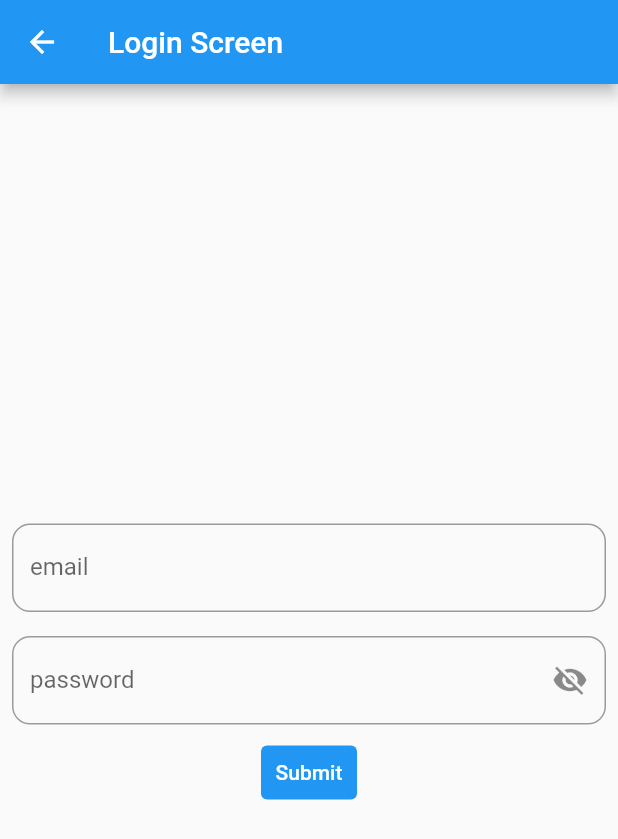
After one commit to SwapnaAmaraneni/flutter_practice, a Flutter app: the screen it shows after launch, after a tap on the "add" icon, on a phone screen of 412 x 824 dp. The commit adds this screen. Shown: the top 839 px of the screen. Run offline on Flutter 3.47's test engine with Material 2 defaults, Android fonts, the phone set to English and light mode, and no system bars.

Commit message:
add dynamic list using callbacks

```diff
--- /dev/null
+++ b/lib/AddDetailsScreen.dart
@@ -0,0 +1,122 @@
+import 'package:flutter/material.dart';
+
+class UserDetails {
+  String? email;
+  String? password;
+
+  UserDetails({this.email, this.password});
+}
+
+class AddDetailsScreen extends StatefulWidget {
+  const AddDetailsScreen({Key? key}) : super(key: key);
+
+  @override
+  Details createState() => Details();
+}
+
+class Details extends State<AddDetailsScreen> {
+  TextEditingController emailController = TextEditingController();
+  TextEditingController passwordController = TextEditingController();
+
+  final _formKey = GlobalKey<FormState>();
+  bool _isPasswordVisible = false;
+
+  @override
+  Widget build(BuildContext context) {
+    return Scaffold(
+       appBar: AppBar(title: Text("Login Screen")),
+      body: Form(
+        key: _formKey,
+        child: Column(
+          mainAxisAlignment: MainAxisAlignment.center,
+          children: [
+            //email
+            Padding(
+              padding: const EdgeInsets.all(8.0),
+              child: TextFormField(
+                  decoration: const InputDecoration(
+                      border: OutlineInputBorder(
+                        borderRadius: BorderRadius.all(Radius.circular(12)),
+                        borderSide: BorderSide(color: Colors.black),
+                      ),
+                      labelText: 'email'),
+                  controller: emailController,
+                  validator: (value) {
+                    final v = value ?? "";
+                    if (v.isEmpty) {
+                      //value!.isEmpty
+                      return "Please Enter Email";
+                    } else if (!isValidEmail(v)) {
+                      return "Please Enter Valid Email Address";
+                    }
+                    return null;
+                  }),
+            ),
+
+            //password
+            Padding(
+              padding: const EdgeInsets.all(8.0),
+              child: TextFormField(
+                  obscureText: !_isPasswordVisible,
+                  decoration: InputDecoration(
+                      suffixIcon: GestureDetector(
+                        onTap: () {
+                          setState(() {
+                            _isPasswordVisible = !_isPasswordVisible;
+                          });
+                        },
+                        child: Icon(_isPasswordVisible == true
+                            ? Icons.visibility
+                            : Icons.visibility_off),
+                      ),
+                      border: const OutlineInputBorder(
+                        borderRadius: BorderRadius.all(Radius.circular(12)),
+                        borderSide: BorderSide(color: Colors.black),
+                      ),
+                      labelText: 'password'),
+                  controller: passwordController,
+                  validator: (value) {
+                    if (value!.isEmpty) {
+                      return "Please Enter Password";
+                    } else if (!isValidPassword(value)) {
+                      return "Please Enter Valid Password";
+                    }
+                    return null;
+                  }),
+            ),
+            TextButton(
+                onPressed: () {
+                  if (_formKey.currentState!.validate()) {
+                    Navigator.pop(
+                      context,
+                      UserDetails(
+                          email: emailController.text,
+                          password: passwordController.text),
+                    );
+
+                  }
+                },
+                child: const Text("Submit",
+                style: TextStyle(
+                  color: Colors.white,
+                ),
+
+                ),
+                style: ButtonStyle(backgroundColor: MaterialStateProperty.all(Colors.blue)),
+                ),
+          ],
+        ),
+      ),
+    );
+  }
+
+  bool isValidEmail(String email) {
+    return RegExp(r'^[\w-\.]+@([\w-]+\.)+[\w-]{2,4}$').hasMatch(email);
+  }
+
+  bool isValidPassword(String password) {
+    return RegExp(
+            r'^(?=.*?[A-Z])(?=.*?[a-z])(?=.*?[0-9])(?=.*?[!@#\$&*~]).{8,}$')
+        .hasMatch(password);
+  }
+}
--- /dev/null
+++ b/lib/list_main_screen.dart
@@ -0,0 +1,80 @@
+import 'package:flutter/cupertino.dart';
+import 'package:flutter/material.dart';
+
+import 'AddDetailsScreen.dart';
+import 'list_items.dart';
+
+void main() {
+  runApp(MaterialApp(
+    home: ListMainScreen(),
+  ));
+}
+class ListMainScreen extends StatefulWidget {
+  const ListMainScreen({super.key});
+
+  @override
+  State<ListMainScreen> createState() => ListMainScreenState();
+}
+class ListMainScreenState extends State<ListMainScreen> {
+
+//empty list
+  List<UserDetails> userDetailsList = [];
+
+  @override
+  Widget build(BuildContext context) {
+    return Scaffold(
+      appBar: AppBar(
+        title: const Text("Add Dynamic ListView"),
+      ),
+      body: ListView.builder(
+        itemCount: userDetailsList.length,
+        itemBuilder: (context, index) {
+          final userData = userDetailsList[index];
+
+          return Users(
+            userDetails: userData,
+            //Implement the call back
+            callBackValue: (userData) {
+              showAlert(userData);
+            },
+          );
+        },
+      ),
+      floatingActionButton: FloatingActionButton(
+        onPressed: () async {
+          final result = await Navigator.push(
+            context,
+            // Create the SelectionScreen in the next step.
+            MaterialPageRoute(builder: (context) => const AddDetailsScreen()),
+          );
+
+          setState(() {
+            userDetailsList.add(result);
+          });
+        },
+        backgroundColor: Colors.blue,
+        child: const Icon(Icons.add),
+      ),
+    );
+  }
+
+  showAlert(UserDetails userDetails) {
+    showDialog(
+        context: context,
+        builder: (BuildContext context) {
+          return AlertDialog(
+            title: Text("${userDetails.email} ${userDetails.password}"),
+            actions: [
+              TextButton(
+                onPressed: () {
+                  // print("button Action");
+                  Navigator.pop(context);
+                },
+                child: const Text("Ok"),
+                //style: ButtonStyle(backgroundColor:),
+              )
+            ],
+          );
+        });
+  }
+}
--- a/lib/routers/app_pages.dart
+++ b/lib/routers/app_pages.dart
@@ -1,5 +1,6 @@
 import 'package:flutter/material.dart';
-import 'package:my_first_project/dynamiclist.dart';
+import 'package:my_first_project/list_main_screen.dart';
+import 'package:my_first_project/main.dart';
 
 import '../get_start.dart';
 import '../listview_demo.dart';
@@ -13,7 +14,7 @@ class AppPages {
       AppRoutes.getstart: ((context) => GetStart()),
        AppRoutes.login: ((context) => LoginPage()),
        AppRoutes.listview: ((context) => ListviewDemo()),
-       AppRoutes.dynamiclistview: ((context) => MyApp()),
+       AppRoutes.listFirstScreen: ((context) => ListMainScreen()),
 
      /* AppRoutes.signup: ((context) => SignupScreen()),
       AppRoutes.homePage: ((context) => Container()), */
--- a/lib/routers/app_routes.dart
+++ b/lib/routers/app_routes.dart
@@ -1,9 +1,10 @@
 class AppRoutes {
   AppRoutes._();
-  static const initial = listview;
+  static const initial = listFirstScreen;
   static const String getstart = "/getstart";
   static const String login = "/loginpage";
   static const String listview = "/listviewdemo";
   static const String dynamiclistview = "/MyApp";
+  static const String listFirstScreen = "/list ";
 
 }
```
Also changed, not shown: lib/dynamiclist.dart (deleted, +0 -88 lines), lib/list_items.dart (added, +25 -0 lines), lib/listview_demo.dart (+6 -6 lines).
